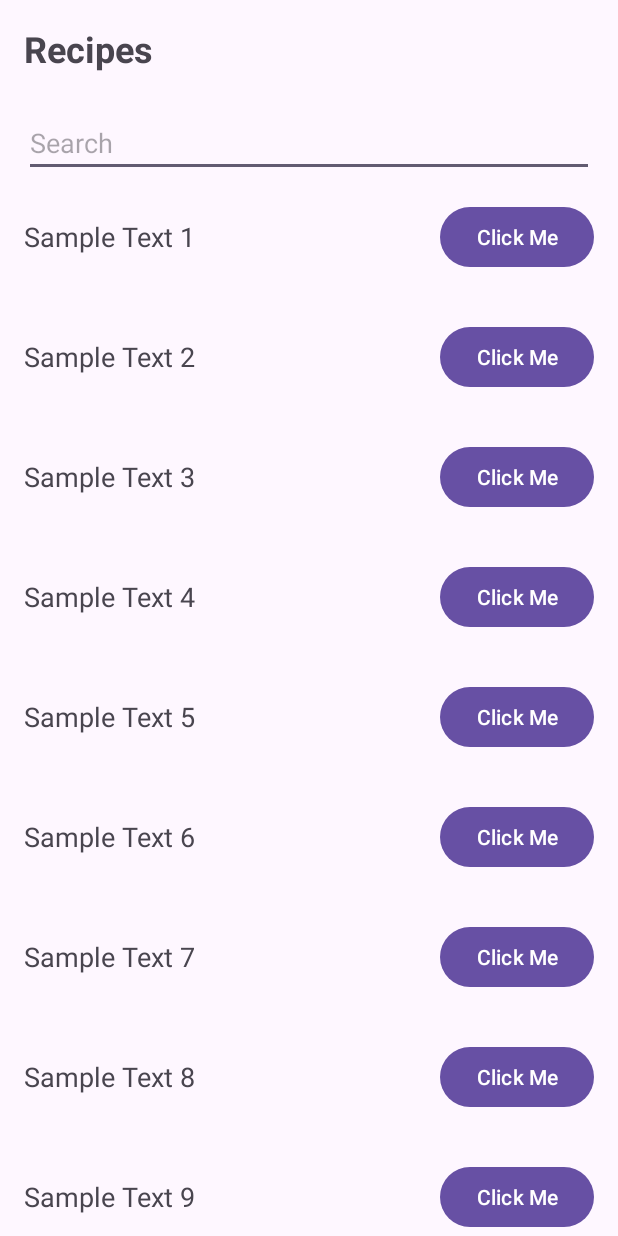
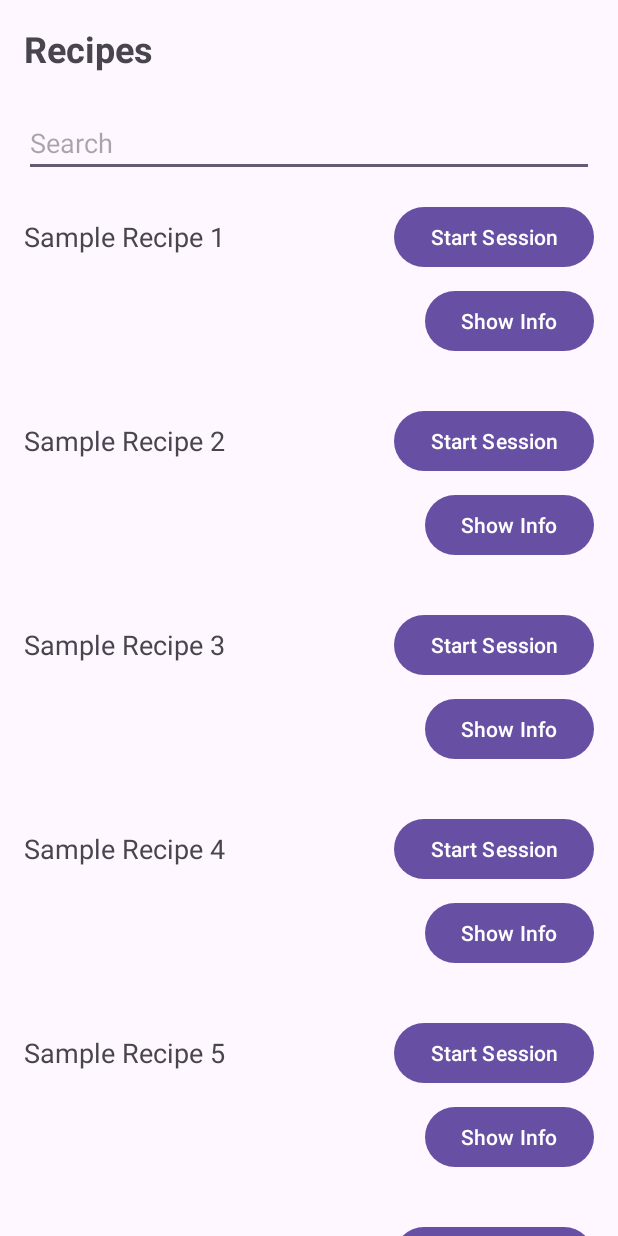
Before and after one commit to gabrielruggie/ece454-suzette-app, an Android app: the screen it shows after launch (MainActivity), on a phone screen of 412 x 824 dp. Run offline under Robolectric (Android 15) with nearby library versions, the phone set to English and light mode, and no system bars.

Commit message:
Description button and extra intents added

```diff
--- a/app/src/main/java/com/example/suzette/ItemFragment.java
+++ b/app/src/main/java/com/example/suzette/ItemFragment.java
@@ -1,5 +1,7 @@
 package com.example.suzette;
 
+import android.app.AlertDialog;
+import android.content.DialogInterface;
 import android.content.Intent;
 import android.os.Bundle;
 import android.view.LayoutInflater;
@@ -12,14 +14,19 @@ import androidx.fragment.app.Fragment;
 public class ItemFragment extends Fragment {
 
     private static final String ARG_TEXT = "arg_text";
+    private static final String ARG_DESC = "arg_desc";
 
     private String text;
+    private String description;
+    PromptRepository prompt = new PromptRepository();
+
 
     // Factory method to create a new instance of the fragment with a given text
-    public static ItemFragment newInstance(String text) {
+    public static ItemFragment newInstance(String text, String description) {
         ItemFragment fragment = new ItemFragment();
         Bundle args = new Bundle();
         args.putString(ARG_TEXT, text);
+        args.putString(ARG_DESC, description);
         fragment.setArguments(args);
         return fragment;
     }
@@ -38,26 +45,48 @@ public class ItemFragment extends Fragment {
         // Retrieve the text from arguments
         if (getArguments() != null) {
             text = getArguments().getString(ARG_TEXT);
+            description = getArguments().getString(ARG_DESC);
         }
 
         // Access the views defined in fragment_item.xml
         // and set text or click listener as necessary
         TextView textView = view.findViewById(R.id.textView);
+        textView.setText(text);
+
         Button button = view.findViewById(R.id.button);
-
-        textView.setText(text);
         button.setOnClickListener(new View.OnClickListener() {
             @Override
             public void onClick(View v) {
                 // Handle button click here
-                //openChat();
+                openChat(text);
             }
         });
+
+        Button infoButton = view.findViewById(R.id.infoButton);
+        infoButton.setOnClickListener(v -> showInfoDialog());
     }
 
-    private void openChat() {
+    private void openChat(String text) {
         // Open another activity here
+        String first = prompt.getInitialSuzettePrompt();
+        String second = prompt.getRecipePrompt(text);
         Intent intent = new Intent(getActivity(), CookingActivity.class);
+        intent.putExtra("firstPrompt", first);
+        intent.putExtra("secondPrompt", second);
         startActivity(intent);
     }
+
+    private void showInfoDialog() {
+        new AlertDialog.Builder(getContext())
+                .setTitle("Information")
+                .setMessage(description)
+                .setPositiveButton("Close", new DialogInterface.OnClickListener() {
+                    public void onClick(DialogInterface dialog, int which) {
+                        dialog.dismiss();
+                    }
+                })
+                .create()
+                .show();
+    }
+
 }
--- a/app/src/main/java/com/example/suzette/MainActivity.java
+++ b/app/src/main/java/com/example/suzette/MainActivity.java
@@ -7,6 +7,7 @@ import android.content.DialogInterface;
 import android.os.CountDownTimer;
 import android.view.LayoutInflater;
 import android.view.View;
+import android.widget.EditText;
 import android.widget.TextView;
 import android.os.Bundle;
 import androidx.fragment.app.FragmentManager;
@@ -15,17 +16,30 @@ import androidx.fragment.app.FragmentTransaction;
 public class MainActivity extends AppCompatActivity {
 
     // Array of sample texts
-    private String[] sampleTexts = {
-            "Sample Text 1",
-            "Sample Text 2",
-            "Sample Text 3",
-            "Sample Text 4",
-            "Sample Text 5",
-            "Sample Text 6",
-            "Sample Text 7",
-            "Sample Text 8",
-            "Sample Text 9",
-            "Sample Text 10"
+    private String[] sampleRecipes = {
+            "Sample Recipe 1",
+            "Sample Recipe 2",
+            "Sample Recipe 3",
+            "Sample Recipe 4",
+            "Sample Recipe 5",
+            "Sample Recipe 6",
+            "Sample Recipe 7",
+            "Sample Recipe 8",
+            "Sample Recipe 9",
+            "Sample Recipe 10"
+    };
+
+    private String[] sampleDescriptions = {
+            "Sample Description 1",
+            "Sample Description 2",
+            "Sample Description 3",
+            "Sample Description 4",
+            "Sample Description 5",
+            "Sample Description 6",
+            "Sample Description 7",
+            "Sample Description 8",
+            "Sample Description 9",
+            "Sample Description 10"
     };
 
     @Override
@@ -36,9 +50,12 @@ public class MainActivity extends AppCompatActivity {
         FragmentManager fragmentManager = getSupportFragmentManager();
         FragmentTransaction fragmentTransaction = fragmentManager.beginTransaction();
 
-        for (String text : sampleTexts) {
-            ItemFragment fragment = ItemFragment.newInstance(text);
-            fragmentTransaction.add(R.id.container, fragment);
+        EditText search = findViewById(R.id.searchEditText);
+        for (int i = 0; i < sampleRecipes.length; i++) {
+            if(sampleRecipes[i].toUpperCase().contains(search.getText().toString().toUpperCase())){
+                ItemFragment fragment = ItemFragment.newInstance(sampleRecipes[i], sampleDescriptions[i]);
+                fragmentTransaction.add(R.id.container, fragment);
+            }
         }
 
         fragmentTransaction.commit();
--- a/app/src/main/res/layout/fragment_item.xml
+++ b/app/src/main/res/layout/fragment_item.xml
@@ -1,9 +1,38 @@
+<!--&lt;!&ndash; fragment_item.xml &ndash;&gt;-->
+<!--<LinearLayout xmlns:android="http://schemas.android.com/apk/res/android"-->
+<!--    android:layout_width="match_parent"-->
+<!--    android:layout_height="wrap_content"-->
+<!--    android:orientation="horizontal"-->
+<!--    android:padding="16dp"-->
+<!--    android:gravity="center_vertical">-->
+
+<!--    <TextView-->
+<!--        android:id="@+id/textView"-->
+<!--        android:layout_width="0dp"-->
+<!--        android:layout_height="wrap_content"-->
+<!--        android:layout_weight="1"-->
+<!--        android:textSize="18sp"-->
+<!--        android:text="Sample Text" />-->
+
+<!--    <Button-->
+<!--        android:id="@+id/button"-->
+<!--        android:layout_width="wrap_content"-->
+<!--        android:layout_height="wrap_content"-->
+<!--        android:text="Click Me" />-->
+
+<!--</LinearLayout>-->
+
 <!-- fragment_item.xml -->
 <LinearLayout xmlns:android="http://schemas.android.com/apk/res/android"
     android:layout_width="match_parent"
     android:layout_height="wrap_content"
+    android:orientation="vertical"
+    android:padding="16dp">
+
+    <LinearLayout
+        android:layout_width="match_parent"
+        android:layout_height="wrap_content"
         android:orientation="horizontal"
-    android:padding="16dp"
         android:gravity="center_vertical">
 
         <TextView
@@ -18,6 +47,16 @@
             android:id="@+id/button"
             android:layout_width="wrap_content"
             android:layout_height="wrap_content"
-        android:text="Click Me" />
+            android:text="Start Session" />
+    </LinearLayout>
+
+    <!-- New button for showing the dialog -->
+    <Button
+        android:id="@+id/infoButton"
+        android:layout_width="wrap_content"
+        android:layout_height="wrap_content"
+        android:text="Show Info"
+        android:layout_gravity="right"
+        android:layout_marginTop="8dp" />
 
 </LinearLayout>
```
Lines whose indentation alone changed are shown as unchanged.
